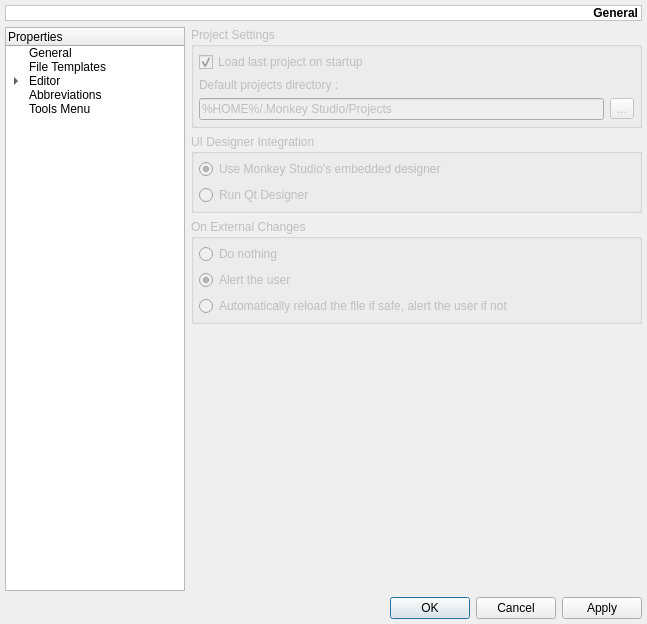
Above: v2/branches/dev/monkey/src/maininterface/ui/UISettings.ui from testmana2/mks before the change. Below: the same form after it.
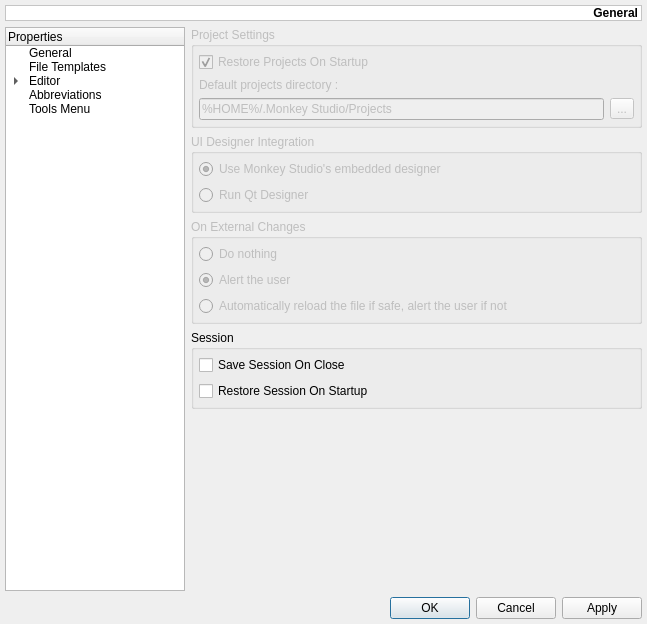
That is the form after the change. The open tabs and pages were chosen to show the change.

Commit message: Minimal Session support added

Diff of the .ui file:
```diff
--- a/v2/branches/dev/monkey/src/maininterface/ui/UISettings.ui
+++ b/v2/branches/dev/monkey/src/maininterface/ui/UISettings.ui
@@ -22,12 +22,9 @@
    <item row="1" column="1" >
     <widget class="QStackedWidget" name="swPages" >
      <property name="currentIndex" >
-      <number>14</number>
+      <number>0</number>
      </property>
      <widget class="QWidget" name="pGeneral" >
-      <property name="enabled" >
-       <bool>false</bool>
-      </property>
       <layout class="QVBoxLayout" >
        <property name="margin" >
         <number>0</number>
@@ -37,6 +34,9 @@
        </property>
        <item>
         <widget class="QGroupBox" name="gbProjectSettings" >
+         <property name="enabled" >
+          <bool>false</bool>
+         </property>
          <property name="title" >
           <string>Project Settings</string>
          </property>
@@ -48,9 +48,9 @@
            <number>6</number>
           </property>
           <item row="0" column="0" colspan="2" >
-           <widget class="QCheckBox" name="cbLoadLastProject" >
+           <widget class="QCheckBox" name="cbRestoreProjectsOnStartup" >
             <property name="text" >
-             <string>Load last project on startup</string>
+             <string>Restore Projects On Startup</string>
             </property>
             <property name="checked" >
              <bool>true</bool>
@@ -83,6 +83,9 @@
        </item>
        <item>
         <widget class="QGroupBox" name="gbUIDesignerIntegration" >
+         <property name="enabled" >
+          <bool>false</bool>
+         </property>
          <property name="title" >
           <string>UI Designer Integration</string>
          </property>
@@ -115,6 +118,9 @@
        </item>
        <item>
         <widget class="QGroupBox" name="gbOnExternalChanges" >
+         <property name="enabled" >
+          <bool>false</bool>
+         </property>
          <property name="title" >
           <string>On External Changes</string>
          </property>
@@ -152,6 +158,35 @@
          </layout>
         </widget>
        </item>
+       <item>
+        <widget class="QGroupBox" name="gbSession" >
+         <property name="title" >
+          <string>Session</string>
+         </property>
+         <layout class="QVBoxLayout" >
+          <property name="margin" >
+           <number>5</number>
+          </property>
+          <property name="spacing" >
+           <number>6</number>
+          </property>
+          <item>
+           <widget class="QCheckBox" name="cbSaveSession" >
+            <property name="text" >
+             <string>Save Session On Close</string>
+            </property>
+           </widget>
+          </item>
+          <item>
+           <widget class="QCheckBox" name="cbRestoreSession" >
+            <property name="text" >
+             <string>Restore Session On Startup</string>
+            </property>
+           </widget>
+          </item>
+         </layout>
+        </widget>
+       </item>
        <item>
         <spacer>
          <property name="orientation" >
```
The commit also changes 9 other files.
